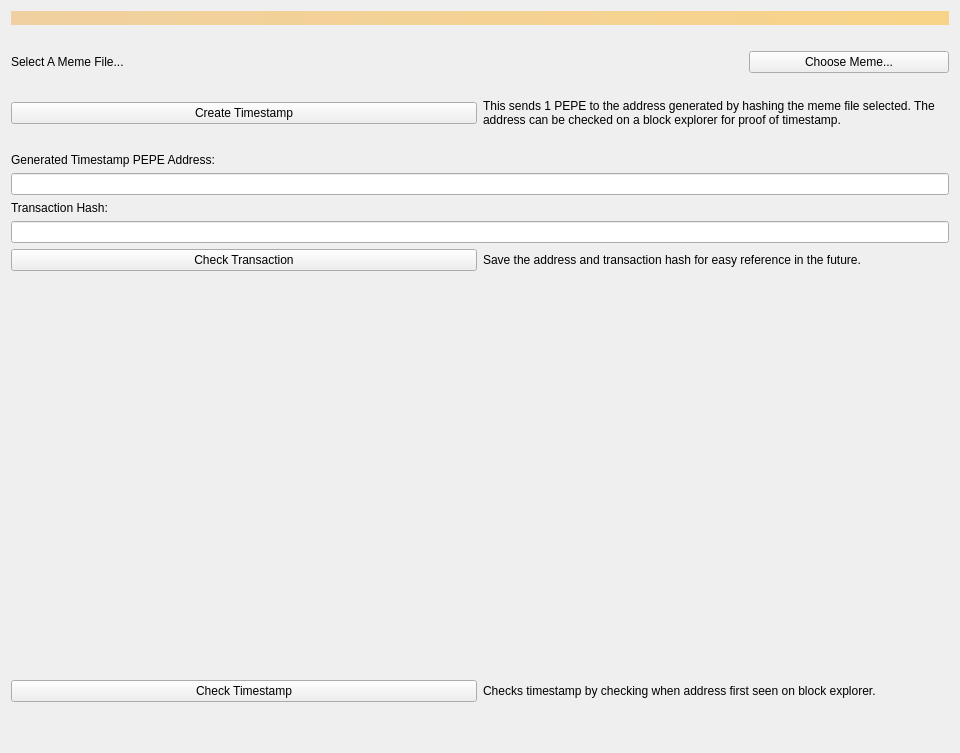
Above: src/qt/forms/proofofmeme.ui from projectmemetic/pepecoin before the change. Below: the same form after it.
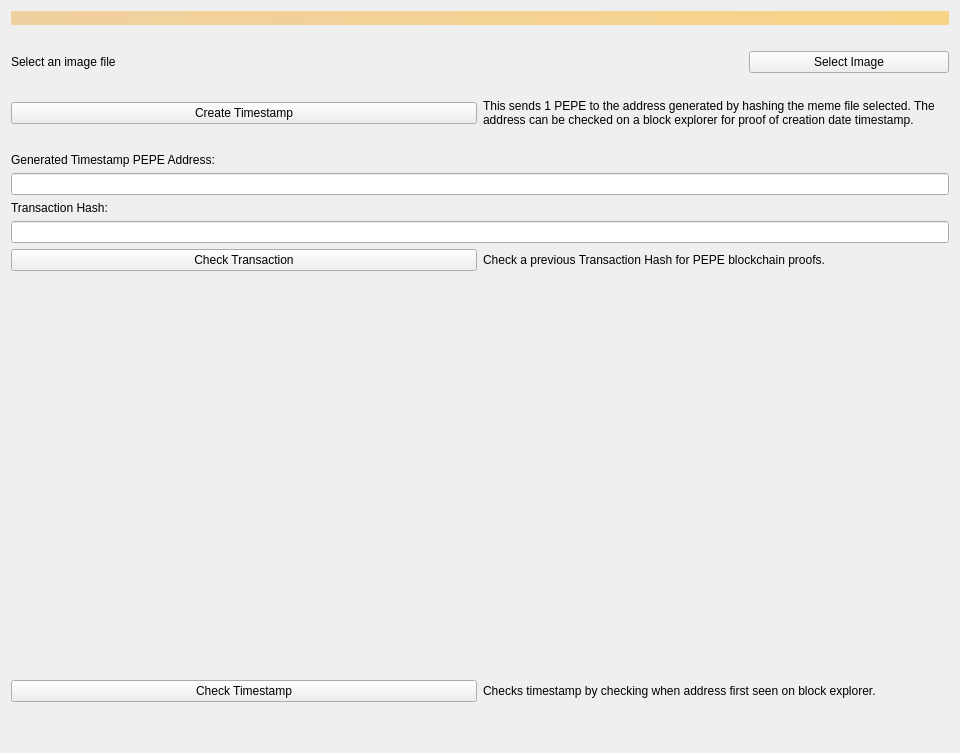
That is the form after the change.

Commit message: Update image hashing UI

What changed in the file:
```diff
--- a/src/qt/forms/proofofmeme.ui
+++ b/src/qt/forms/proofofmeme.ui
@@ -54,7 +54,7 @@
          <item>
           <widget class="QLabel" name="labelFile">
            <property name="text">
-            <string>Select A Meme File...</string>
+            <string>Select an image file</string>
            </property>
           </widget>
          </item>
@@ -67,7 +67,7 @@
             </size>
            </property>
            <property name="text">
-            <string>Choose Meme...</string>
+            <string>Select Image</string>
            </property>
           </widget>
          </item>
@@ -88,7 +88,7 @@
          <item>
           <widget class="QLabel" name="label_2">
            <property name="text">
-            <string>&lt;html&gt;&lt;head/&gt;&lt;body&gt;&lt;p&gt;This sends 1 PEPE to the address generated by hashing the meme file selected.  The address can be checked on a block explorer for proof of timestamp.&lt;/p&gt;&lt;/body&gt;&lt;/html&gt;</string>
+            <string>&lt;html&gt;&lt;head/&gt;&lt;body&gt;&lt;p&gt;This sends 1 PEPE to the address generated by hashing the meme file selected. The address can be checked on a block explorer for proof of creation date timestamp.&lt;/p&gt;&lt;/body&gt;&lt;/html&gt;</string>
            </property>
            <property name="wordWrap">
             <bool>true</bool>
@@ -132,7 +132,7 @@
          <item>
           <widget class="QLabel" name="label_5">
            <property name="text">
-            <string>Save the address and transaction hash for easy reference in the future.</string>
+            <string>Check a previous Transaction Hash for PEPE blockchain proofs.</string>
            </property>
            <property name="wordWrap">
             <bool>true</bool>
```
